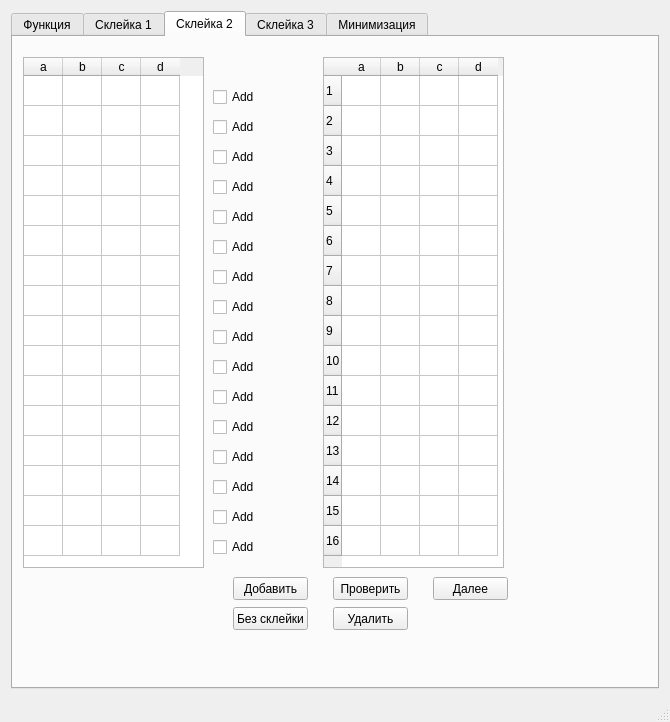
Before: the Qt Designer form minimizaciyaMetodomKvainaMacClassky/mainwindow.ui in AlexeyAleksandrov/Mac-Klassky, drawn with Qt 5.
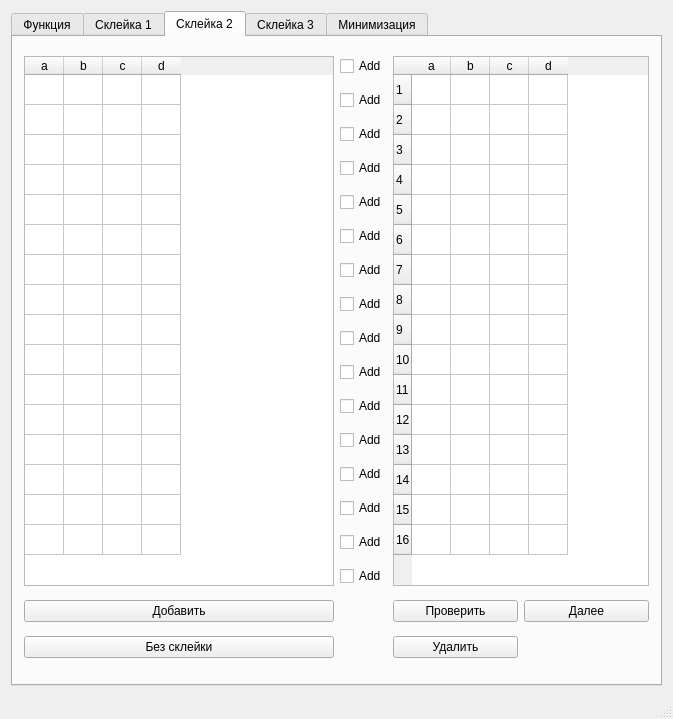
After: the same form once the commit is applied. The open tabs and pages were chosen to show the change.

Commit message: grid layot, don't work saves

Patch:
```diff
--- a/minimizaciyaMetodomKvainaMacClassky/mainwindow.ui
+++ b/minimizaciyaMetodomKvainaMacClassky/mainwindow.ui
@@ -6,8 +6,8 @@
    <rect>
     <x>0</x>
     <y>0</y>
-    <width>670</width>
-    <height>722</height>
+    <width>673</width>
+    <height>719</height>
    </rect>
   </property>
   <property name="sizePolicy">
@@ -16,6 +16,12 @@
     <verstretch>0</verstretch>
    </sizepolicy>
   </property>
+  <property name="minimumSize">
+   <size>
+    <width>673</width>
+    <height>719</height>
+   </size>
+  </property>
   <property name="contextMenuPolicy">
    <enum>Qt::ActionsContextMenu</enum>
   </property>
@@ -24,7 +30,7 @@
   </property>
   <widget class="QWidget" name="centralWidget">
    <layout class="QGridLayout" name="gridLayout">
-    <item row="0" column="0">
+    <item row="0" column="1">
      <widget class="QTabWidget" name="tabWidget">
       <property name="sizePolicy">
        <sizepolicy hsizetype="Preferred" vsizetype="Preferred">
@@ -891,15 +897,9 @@
        <attribute name="title">
         <string>Склейка 2</string>
        </attribute>
+       <layout class="QGridLayout" name="gridLayout_6">
+        <item row="0" column="0" rowspan="16">
        <widget class="QTableWidget" name="tableWidget_skleiki_1">
-        <property name="geometry">
-         <rect>
-          <x>10</x>
-          <y>20</y>
-          <width>181</width>
-          <height>511</height>
-         </rect>
-        </property>
         <property name="editTriggers">
          <set>QAbstractItemView::NoEditTriggers</set>
         </property>
@@ -1013,398 +1013,268 @@
          </property>
         </column>
        </widget>
-       <widget class="QCheckBox" name="checkBox_skleyka_1_15">
-        <property name="geometry">
-         <rect>
-          <x>200</x>
-          <y>500</y>
-          <width>70</width>
-          <height>20</height>
-         </rect>
-        </property>
-        <property name="text">
-         <string>Add</string>
-        </property>
-       </widget>
-       <widget class="QCheckBox" name="checkBox_skleyka_1_14">
-        <property name="geometry">
-         <rect>
-          <x>200</x>
-          <y>470</y>
-          <width>70</width>
-          <height>20</height>
-         </rect>
-        </property>
-        <property name="text">
-         <string>Add</string>
-        </property>
-       </widget>
-       <widget class="QCheckBox" name="checkBox_skleyka_1_2">
-        <property name="geometry">
-         <rect>
-          <x>200</x>
-          <y>110</y>
-          <width>70</width>
-          <height>20</height>
-         </rect>
-        </property>
-        <property name="text">
-         <string>Add</string>
-        </property>
-       </widget>
+        </item>
+        <item row="0" column="1">
        <widget class="QCheckBox" name="checkBox_skleyka_1_0">
-        <property name="geometry">
-         <rect>
-          <x>200</x>
-          <y>50</y>
-          <width>70</width>
-          <height>20</height>
-         </rect>
-        </property>
         <property name="text">
          <string>Add</string>
         </property>
        </widget>
+        </item>
+        <item row="0" column="2" rowspan="16" colspan="2">
+         <widget class="QTableWidget" name="tableWidget_skleiki_2_editing">
+          <property name="editTriggers">
+           <set>QAbstractItemView::NoEditTriggers</set>
+          </property>
+          <attribute name="horizontalHeaderDefaultSectionSize">
+           <number>39</number>
+          </attribute>
+          <attribute name="verticalHeaderDefaultSectionSize">
+           <number>30</number>
+          </attribute>
+          <row>
+           <property name="text">
+            <string>1</string>
+           </property>
+          </row>
+          <row>
+           <property name="text">
+            <string>2</string>
+           </property>
+          </row>
+          <row>
+           <property name="text">
+            <string>3</string>
+           </property>
+          </row>
+          <row>
+           <property name="text">
+            <string>4</string>
+           </property>
+          </row>
+          <row>
+           <property name="text">
+            <string>5</string>
+           </property>
+          </row>
+          <row>
+           <property name="text">
+            <string>6</string>
+           </property>
+          </row>
+          <row>
+           <property name="text">
+            <string>7</string>
+           </property>
+          </row>
+          <row>
+           <property name="text">
+            <string>8</string>
+           </property>
+          </row>
+          <row>
+           <property name="text">
+            <string>9</string>
+           </property>
+          </row>
+          <row>
+           <property name="text">
+            <string>10</string>
+           </property>
+          </row>
+          <row>
+           <property name="text">
+            <string>11</string>
+           </property>
+          </row>
+          <row>
+           <property name="text">
+            <string>12</string>
+           </property>
+          </row>
+          <row>
+           <property name="text">
+            <string>13</string>
+           </property>
+          </row>
+          <row>
+           <property name="text">
+            <string>14</string>
+           </property>
+          </row>
+          <row>
+           <property name="text">
+            <string>15</string>
+           </property>
+          </row>
+          <row>
+           <property name="text">
+            <string>16</string>
+           </property>
+          </row>
+          <column>
+           <property name="text">
+            <string>a</string>
+           </property>
+          </column>
+          <column>
+           <property name="text">
+            <string>b</string>
+           </property>
+          </column>
+          <column>
+           <property name="text">
+            <string>c</string>
+           </property>
+          </column>
+          <column>
+           <property name="text">
+            <string>d</string>
+           </property>
+          </column>
+         </widget>
+        </item>
+        <item row="1" column="1">
        <widget class="QCheckBox" name="checkBox_skleyka_1_1">
-        <property name="geometry">
-         <rect>
-          <x>200</x>
-          <y>80</y>
-          <width>70</width>
-          <height>20</height>
-         </rect>
-        </property>
         <property name="text">
          <string>Add</string>
         </property>
        </widget>
-       <widget class="QCheckBox" name="checkBox_skleyka_1_5">
-        <property name="geometry">
-         <rect>
-          <x>200</x>
-          <y>200</y>
-          <width>70</width>
-          <height>20</height>
-         </rect>
-        </property>
+        </item>
+        <item row="2" column="1">
+         <widget class="QCheckBox" name="checkBox_skleyka_1_2">
         <property name="text">
          <string>Add</string>
         </property>
        </widget>
-       <widget class="QCheckBox" name="checkBox_skleyka_1_6">
-        <property name="geometry">
-         <rect>
-          <x>200</x>
-          <y>230</y>
-          <width>70</width>
-          <height>20</height>
-         </rect>
-        </property>
-        <property name="text">
-         <string>Add</string>
-        </property>
-       </widget>
+        </item>
+        <item row="3" column="1">
        <widget class="QCheckBox" name="checkBox_skleyka_1_3">
-        <property name="geometry">
-         <rect>
-          <x>200</x>
-          <y>140</y>
-          <width>70</width>
-          <height>20</height>
-         </rect>
-        </property>
         <property name="text">
          <string>Add</string>
         </property>
        </widget>
+        </item>
+        <item row="4" column="1">
        <widget class="QCheckBox" name="checkBox_skleyka_1_4">
-        <property name="geometry">
-         <rect>
-          <x>200</x>
-          <y>170</y>
-          <width>70</width>
-          <height>20</height>
-         </rect>
-        </property>
         <property name="text">
          <string>Add</string>
         </property>
        </widget>
-       <widget class="QCheckBox" name="checkBox_skleyka_1_9">
-        <property name="geometry">
-         <rect>
-          <x>200</x>
-          <y>320</y>
-          <width>70</width>
-          <height>20</height>
-         </rect>
-        </property>
+        </item>
+        <item row="5" column="1">
+         <widget class="QCheckBox" name="checkBox_skleyka_1_5">
+          <property name="text">
+           <string>Add</string>
+          </property>
+         </widget>
+        </item>
+        <item row="6" column="1">
+         <widget class="QCheckBox" name="checkBox_skleyka_1_6">
         <property name="text">
          <string>Add</string>
         </property>
        </widget>
+        </item>
+        <item row="7" column="1">
        <widget class="QCheckBox" name="checkBox_skleyka_1_7">
-        <property name="geometry">
-         <rect>
-          <x>200</x>
-          <y>260</y>
-          <width>70</width>
-          <height>20</height>
-         </rect>
-        </property>
         <property name="text">
          <string>Add</string>
         </property>
        </widget>
+        </item>
+        <item row="8" column="1">
        <widget class="QCheckBox" name="checkBox_skleyka_1_8">
-        <property name="geometry">
-         <rect>
-          <x>200</x>
-          <y>290</y>
-          <width>70</width>
-          <height>20</height>
-         </rect>
-        </property>
         <property name="text">
          <string>Add</string>
         </property>
        </widget>
-       <widget class="QCheckBox" name="checkBox_skleyka_1_12">
-        <property name="geometry">
-         <rect>
-          <x>200</x>
-          <y>410</y>
-          <width>70</width>
-          <height>20</height>
-         </rect>
-        </property>
+        </item>
+        <item row="9" column="1">
+         <widget class="QCheckBox" name="checkBox_skleyka_1_9">
         <property name="text">
          <string>Add</string>
         </property>
        </widget>
-       <widget class="QCheckBox" name="checkBox_skleyka_1_13">
-        <property name="geometry">
-         <rect>
-          <x>200</x>
-          <y>440</y>
-          <width>70</width>
-          <height>20</height>
-         </rect>
-        </property>
-        <property name="text">
-         <string>Add</string>
-        </property>
-       </widget>
+        </item>
+        <item row="10" column="1">
        <widget class="QCheckBox" name="checkBox_skleyka_1_10">
-        <property name="geometry">
-         <rect>
-          <x>200</x>
-          <y>350</y>
-          <width>70</width>
-          <height>20</height>
-         </rect>
-        </property>
         <property name="text">
          <string>Add</string>
         </property>
        </widget>
+        </item>
+        <item row="11" column="1">
        <widget class="QCheckBox" name="checkBox_skleyka_1_11">
-        <property name="geometry">
-         <rect>
-          <x>200</x>
-          <y>380</y>
-          <width>70</width>
-          <height>20</height>
-         </rect>
-        </property>
         <property name="text">
          <string>Add</string>
         </property>
        </widget>
-       <widget class="QPushButton" name="pushButton_add_skleyki_1">
-        <property name="geometry">
-         <rect>
-          <x>220</x>
-          <y>540</y>
-          <width>75</width>
-          <height>23</height>
-         </rect>
-        </property>
+        </item>
+        <item row="12" column="1">
+         <widget class="QCheckBox" name="checkBox_skleyka_1_12">
+          <property name="text">
+           <string>Add</string>
+          </property>
+         </widget>
+        </item>
+        <item row="13" column="1">
+         <widget class="QCheckBox" name="checkBox_skleyka_1_13">
         <property name="text">
-         <string>Добавить</string>
-        </property>
-       </widget>
-       <widget class="QPushButton" name="pushButton_clear_skleiki_2_editing">
-        <property name="geometry">
-         <rect>
-          <x>320</x>
-          <y>570</y>
-          <width>75</width>
-          <height>23</height>
-         </rect>
-        </property>
+           <string>Add</string>
+          </property>
+         </widget>
+        </item>
+        <item row="14" column="1">
+         <widget class="QCheckBox" name="checkBox_skleyka_1_14">
+          <property name="text">
+           <string>Add</string>
+          </property>
+         </widget>
+        </item>
+        <item row="15" column="1">
+         <widget class="QCheckBox" name="checkBox_skleyka_1_15">
         <property name="text">
-         <string>Удалить</string>
-        </property>
-       </widget>
+           <string>Add</string>
+          </property>
+         </widget>
+        </item>
+        <item row="16" column="2">
        <widget class="QPushButton" name="pushButton_proverka_skleyki_3">
-        <property name="geometry">
-         <rect>
-          <x>320</x>
-          <y>540</y>
-          <width>75</width>
-          <height>23</height>
-         </rect>
-        </property>
         <property name="text">
          <string>Проверить</string>
         </property>
        </widget>
-       <widget class="QTableWidget" name="tableWidget_skleiki_2_editing">
-        <property name="geometry">
-         <rect>
-          <x>310</x>
-          <y>20</y>
-          <width>181</width>
-          <height>511</height>
-         </rect>
-        </property>
-        <property name="editTriggers">
-         <set>QAbstractItemView::NoEditTriggers</set>
-        </property>
-        <attribute name="horizontalHeaderDefaultSectionSize">
-         <number>39</number>
-        </attribute>
-        <attribute name="verticalHeaderDefaultSectionSize">
-         <number>30</number>
-        </attribute>
-        <row>
-         <property name="text">
-          <string>1</string>
-         </property>
-        </row>
-        <row>
-         <property name="text">
-          <string>2</string>
-         </property>
-        </row>
-        <row>
-         <property name="text">
-          <string>3</string>
-         </property>
-        </row>
-        <row>
-         <property name="text">
-          <string>4</string>
-         </property>
-        </row>
-        <row>
-         <property name="text">
-          <string>5</string>
-         </property>
-        </row>
-        <row>
-         <property name="text">
-          <string>6</string>
-         </property>
-        </row>
-        <row>
-         <property name="text">
-          <string>7</string>
-         </property>
-        </row>
-        <row>
-         <property name="text">
-          <string>8</string>
-         </property>
-        </row>
-        <row>
-         <property name="text">
-          <string>9</string>
-         </property>
-        </row>
-        <row>
-         <property name="text">
-          <string>10</string>
-         </property>
-        </row>
-        <row>
-         <property name="text">
-          <string>11</string>
-         </property>
-        </row>
-        <row>
-         <property name="text">
-          <string>12</string>
-         </property>
-        </row>
-        <row>
-         <property name="text">
-          <string>13</string>
-         </property>
-        </row>
-        <row>
-         <property name="text">
-          <string>14</string>
-         </property>
-        </row>
-        <row>
-         <property name="text">
-          <string>15</string>
-         </property>
-        </row>
-        <row>
-         <property name="text">
-          <string>16</string>
-         </property>
-        </row>
-        <column>
-         <property name="text">
-          <string>a</string>
-         </property>
-        </column>
-        <column>
-         <property name="text">
-          <string>b</string>
-         </property>
-        </column>
-        <column>
-         <property name="text">
-          <string>c</string>
-         </property>
-        </column>
-        <column>
-         <property name="text">
-          <string>d</string>
-         </property>
-        </column>
-       </widget>
+        </item>
+        <item row="16" column="3">
        <widget class="QPushButton" name="pushButton_nextStep_skleyki_2">
-        <property name="geometry">
-         <rect>
-          <x>420</x>
-          <y>540</y>
-          <width>75</width>
-          <height>23</height>
-         </rect>
-        </property>
         <property name="text">
          <string>Далее</string>
         </property>
        </widget>
+        </item>
+        <item row="17" column="2">
+         <widget class="QPushButton" name="pushButton_clear_skleiki_2_editing">
+          <property name="text">
+           <string>Удалить</string>
+          </property>
+         </widget>
+        </item>
+        <item row="16" column="0">
+         <widget class="QPushButton" name="pushButton_add_skleyki_1">
+          <property name="text">
+           <string>Добавить</string>
+          </property>
+         </widget>
+        </item>
+        <item row="17" column="0">
        <widget class="QPushButton" name="pushButton_tot_move_to_skeyki_2">
-        <property name="geometry">
-         <rect>
-          <x>220</x>
-          <y>570</y>
-          <width>75</width>
-          <height>23</height>
-         </rect>
-        </property>
         <property name="text">
          <string>Без склейки</string>
         </property>
        </widget>
+        </item>
+       </layout>
       </widget>
       <widget class="QWidget" name="tab_4">
        <attribute name="title">
```
Left out of the diff: 1090 changed lines with no effect on the pictures. Lines whose indentation alone changed are shown as unchanged. The commit also changes 4 other files.
